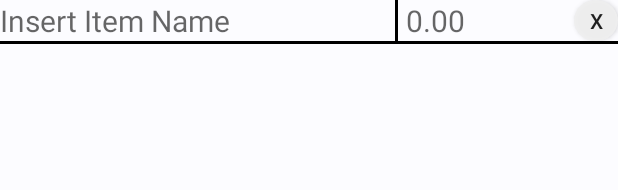
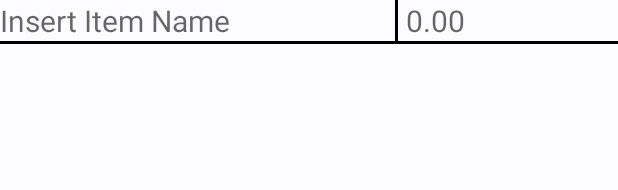
Before and after one commit to pknepper1/Shopping-List, an Android app: the layout item.xml on its own in the app's theme, with its tools: preview values and no code run, on a phone screen of 412 x 824 dp. Shown: the top 190 px of the screen. Run offline under Robolectric (Android 15) with nearby library versions, the phone set to English and light mode, and no system bars.

Commit message:
The last item in the list will now not have a remove button, and cannot be removed

```diff
--- a/app/src/main/java/com/pknepps/shoppinglist/ItemsAdapter.java
+++ b/app/src/main/java/com/pknepps/shoppinglist/ItemsAdapter.java
@@ -113,7 +113,6 @@ public class ItemsAdapter extends RecyclerView.Adapter<ItemsAdapter.ViewHolder>
     /**
      * Removes the item at the specified position from the list.
      * @param position the position of the item to remove.
-     * @return The item removed or null if position is out of bounds..
      */
     public void remove(int position) {
         if (position < 0 || position >= size) {
@@ -189,6 +188,7 @@ public class ItemsAdapter extends RecyclerView.Adapter<ItemsAdapter.ViewHolder>
                 public void onTextChanged(CharSequence s, int start, int before, int count) {
                     if (count > 0 && getAdapterPosition() == ItemsAdapter.this.getItemCount() - 1) {
                         ItemsAdapter.this.push(new Item());
+                        removeButton.setVisibility(View.VISIBLE);
                     }
                 }
 
--- a/app/src/main/res/layout/item.xml
+++ b/app/src/main/res/layout/item.xml
@@ -47,7 +47,8 @@
             android:layout_height="match_parent"
             android:layout_gravity="end"
             android:background="@drawable/round_button"
-            android:text="@string/removeButton" />
+            android:text="@string/removeButton"
+            android:visibility="invisible" />
 
     </LinearLayout>
 
```
Also changed, not shown: app/src/main/java/com/pknepps/shoppinglist/MainActivity.java (+1 -6 lines).
